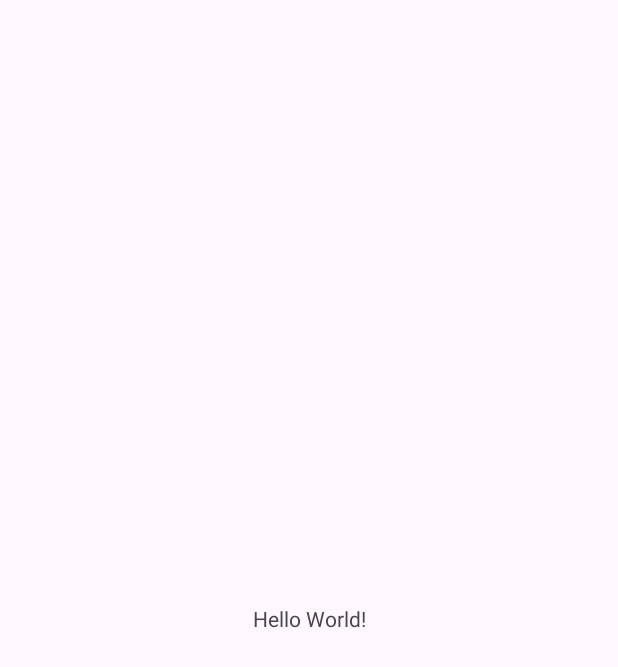
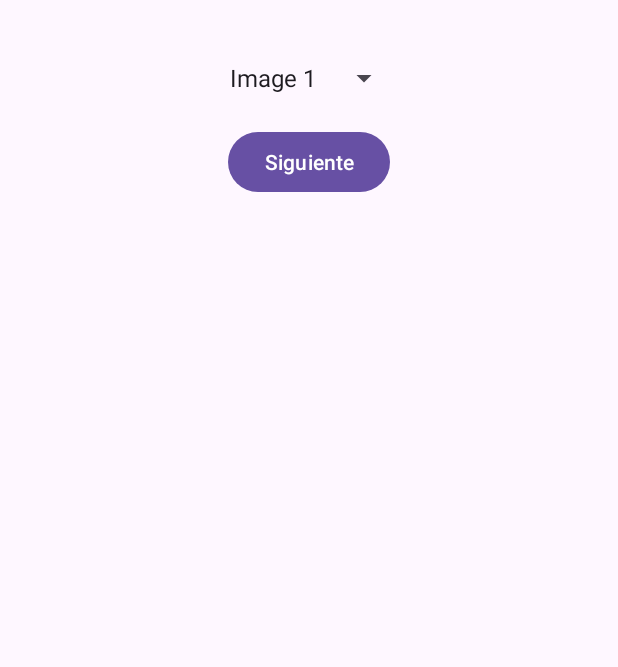
Before and after one commit to emcr30/DispositivosMovilesI, an Android app: the screen it shows after launch (MainActivity), on a phone screen of 412 x 824 dp. Before the commit the part shown is almost empty. Shown: the top 667 px of the screen. Run offline under Robolectric (Android 15) with nearby library versions, the phone set to English and light mode, and no system bars.

Commit message:
IntIma: Realizando la primera interfaz

```diff
--- a/Practica3/InteraccionImagenes/app/src/main/java/com/example/interaccionimagenes/MainActivity.kt
+++ b/Practica3/InteraccionImagenes/app/src/main/java/com/example/interaccionimagenes/MainActivity.kt
@@ -1,20 +1,55 @@
 package com.example.interaccionimagenes
 
+import android.content.Intent
 import android.os.Bundle
-import androidx.activity.enableEdgeToEdge
+import android.widget.ArrayAdapter
+import android.widget.Button
+import android.widget.Spinner
 import androidx.appcompat.app.AppCompatActivity
-import androidx.core.view.ViewCompat
-import androidx.core.view.WindowInsetsCompat
 
 class MainActivity : AppCompatActivity() {
+
+    private lateinit var imageSpinner: Spinner
+    private lateinit var nextButton: Button
+
+    // List of image names and corresponding drawable resource IDs
+    private val imageNames = listOf("Image 1", "Image 2", "Image 3")
+    private val imageResources = listOf(R.drawable.image1, R.drawable.image2, R.drawable.image3)
+
     override fun onCreate(savedInstanceState: Bundle?) {
         super.onCreate(savedInstanceState)
-        enableEdgeToEdge()
         setContentView(R.layout.activity_main)
-        ViewCompat.setOnApplyWindowInsetsListener(findViewById(R.id.main)) { v, insets ->
-            val systemBars = insets.getInsets(WindowInsetsCompat.Type.systemBars())
-            v.setPadding(systemBars.left, systemBars.top, systemBars.right, systemBars.bottom)
-            insets
+
+        imageSpinner = findViewById(R.id.imageSpinner)
+        nextButton = findViewById(R.id.nextButton)
+
+        // Set up the spinner with the image names
+        val adapter = ArrayAdapter(this, android.R.layout.simple_spinner_item, imageNames)
+        adapter.setDropDownViewResource(android.R.layout.simple_spinner_dropdown_item)
+        imageSpinner.adapter = adapter
+
+        // Restore the spinner state if the activity is recreated (after a device rotation)
+        savedInstanceState?.let {
+            val spinnerPosition = it.getInt("spinner_position")
+            imageSpinner.setSelection(spinnerPosition)
+        }
+
+        nextButton.setOnClickListener {
+            // Get the selected image index
+            val selectedIndex = imageSpinner.selectedItemPosition
+
+            // Start the second activity and pass the selected image resource
+            val intent = Intent(this, ImageActivity::class.java).apply {
+                putExtra("selected_image", imageResources[selectedIndex])
+                putExtra("spinner_position", selectedIndex)
+            }
+            startActivity(intent)
         }
     }
+
+    // Save the spinner state when the activity is being recreated
+    override fun onSaveInstanceState(outState: Bundle) {
+        super.onSaveInstanceState(outState)
+        outState.putInt("spinner_position", imageSpinner.selectedItemPosition)
+    }
 }
--- a/Practica3/InteraccionImagenes/app/src/main/res/layout/activity_main.xml
+++ b/Practica3/InteraccionImagenes/app/src/main/res/layout/activity_main.xml
@@ -2,18 +2,27 @@
 <androidx.constraintlayout.widget.ConstraintLayout xmlns:android="http://schemas.android.com/apk/res/android"
     xmlns:app="http://schemas.android.com/apk/res-auto"
     xmlns:tools="http://schemas.android.com/tools"
-    android:id="@+id/main"
     android:layout_width="match_parent"
     android:layout_height="match_parent"
     tools:context=".MainActivity">
 
-    <TextView
+    <Spinner
+        android:id="@+id/imageSpinner"
         android:layout_width="wrap_content"
         android:layout_height="wrap_content"
-        android:text="Hello World!"
-        app:layout_constraintBottom_toBottomOf="parent"
-        app:layout_constraintEnd_toEndOf="parent"
+        android:layout_marginTop="40dp"
+        app:layout_constraintTop_toTopOf="parent"
         app:layout_constraintStart_toStartOf="parent"
-        app:layout_constraintTop_toTopOf="parent" />
+        app:layout_constraintEnd_toEndOf="parent" />
+
+    <Button
+        android:id="@+id/nextButton"
+        android:layout_width="wrap_content"
+        android:layout_height="wrap_content"
+        android:text="Siguiente"
+        android:layout_marginTop="20dp"
+        app:layout_constraintTop_toBottomOf="@id/imageSpinner"
+        app:layout_constraintStart_toStartOf="parent"
+        app:layout_constraintEnd_toEndOf="parent" />
 
 </androidx.constraintlayout.widget.ConstraintLayout>
```
Also changed, not shown: Practica3/InteraccionImagenes/app/src/main/res/drawable/image1.png (added), Practica3/InteraccionImagenes/app/src/main/res/drawable/image2.png (added), Practica3/InteraccionImagenes/app/src/main/res/drawable/image3.png (added), 2 other files.
